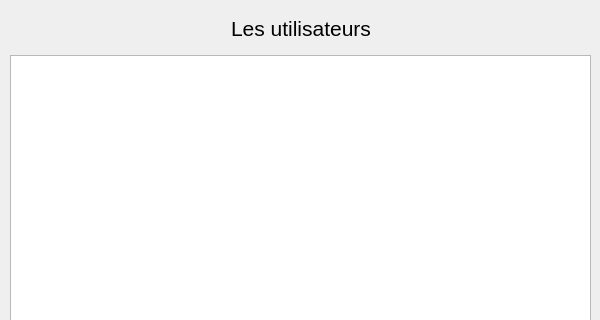
Before: the Qt Designer form uilistuser.ui in ImaneDara/Banking_system, drawn with Qt 5; both pictures show x 0 to 600 and y 0 to 320 of the 600 by 500 pixel window.
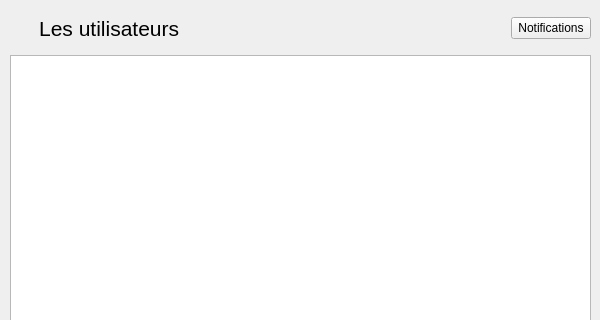
After: the same form once the commit is applied.

The edit to the form file:
```diff
--- a/uilistuser.ui
+++ b/uilistuser.ui
@@ -36,19 +36,6 @@
      </rect>
     </property>
     <layout class="QHBoxLayout" name="horizontalLayoutNorth">
-     <item>
-      <spacer name="horizontalSpacer">
-       <property name="orientation">
-        <enum>Qt::Horizontal</enum>
-       </property>
-       <property name="sizeHint" stdset="0">
-        <size>
-         <width>40</width>
-         <height>20</height>
-        </size>
-       </property>
-      </spacer>
-     </item>
      <item>
       <widget class="QLabel" name="labelTitle">
        <property name="font">
@@ -57,7 +44,7 @@
         </font>
        </property>
        <property name="text">
-        <string>Les utilisateurs</string>
+        <string>     Les utilisateurs</string>
        </property>
       </widget>
      </item>
@@ -74,6 +61,13 @@
        </property>
       </spacer>
      </item>
+     <item>
+      <widget class="QPushButton" name="pushButtonNotification">
+       <property name="text">
+        <string>Notifications</string>
+       </property>
+      </widget>
+     </item>
     </layout>
    </widget>
    <widget class="QWidget" name="horizontalLayoutWidget_3">
```
Left out of the diff: 8 changed lines with no effect on the pictures.
